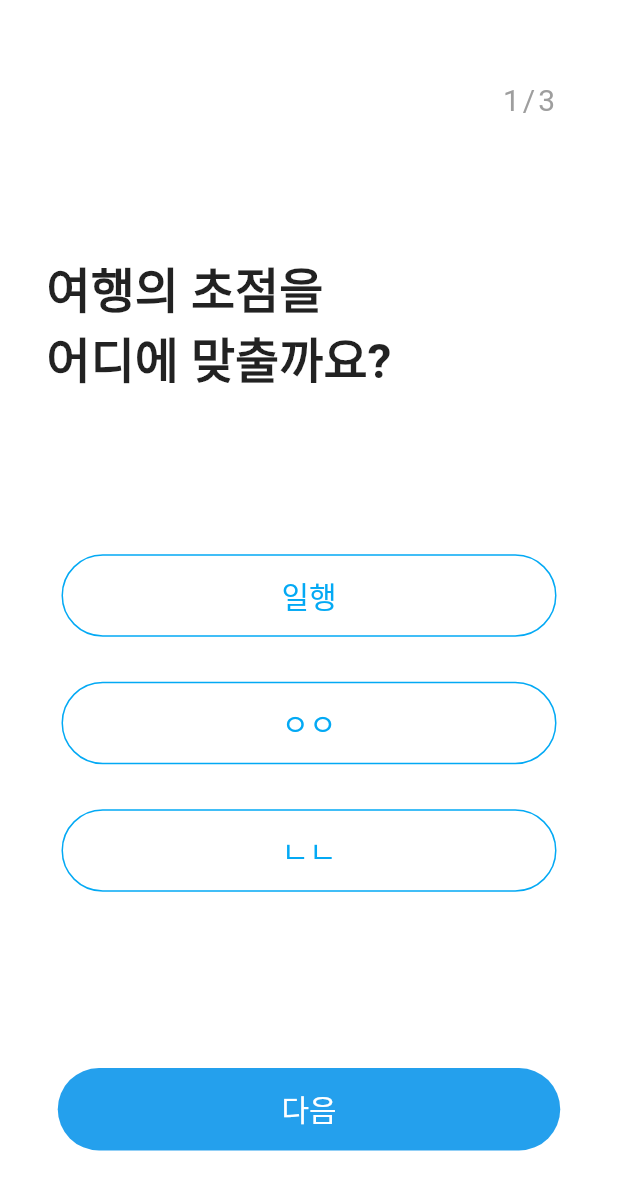
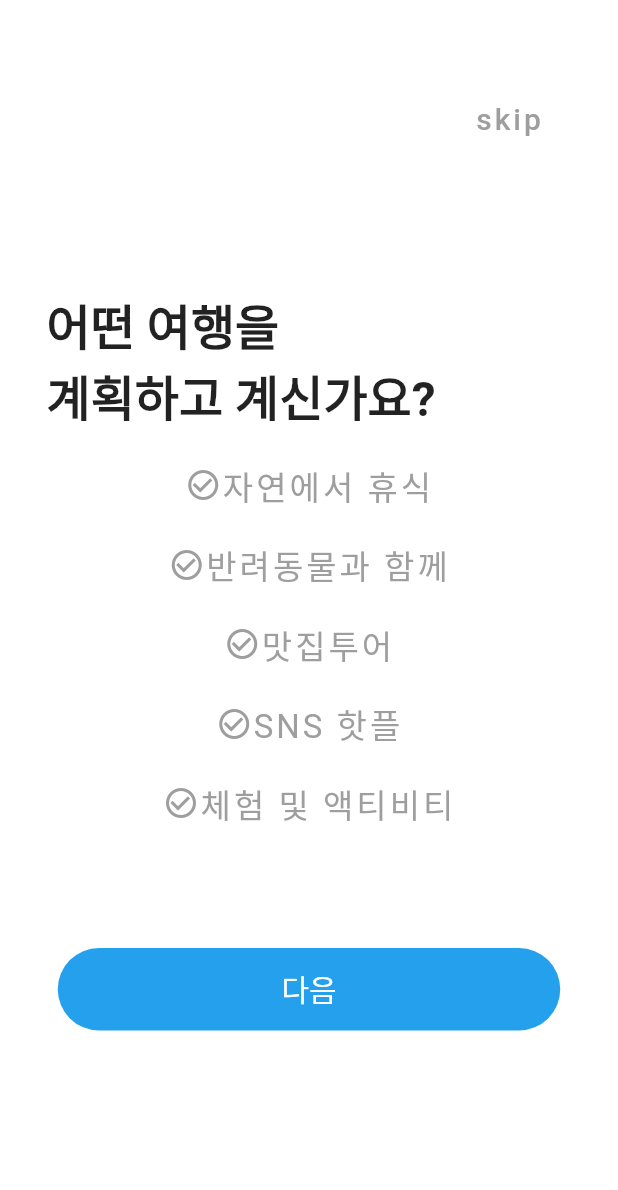
Before and after one commit to quasar-s/FlutterStudy, a Flutter app: the screen it shows after launch, on a phone screen of 412 x 824 dp. Shown: the top 1190 px of the screen. Run offline on Flutter 3.47's test engine with Material 2 defaults, Android fonts, the light colour scheme and no system bars; Roboto replaces fonts that are missing (Mulish).

Commit message:
add fourth page

```diff
--- /dev/null
+++ b/lib/fourth_page.dart
@@ -0,0 +1,184 @@
+import 'package:flutter/material.dart';
+import 'connect_chatgpt.dart';
+
+class FourthPage extends StatefulWidget {
+  const FourthPage({Key? key}) : super(key: key);
+
+  @override
+  State<FourthPage> createState() => _MainPageState();
+}
+
+class _MainPageState extends State<FourthPage> {
+  //bool _isChkOpt1 = false;
+  Widget build(BuildContext context)
+  {
+    return Scaffold(
+      body: Container(
+        child: Container(
+          width: 430,
+          height: 930,
+          color: Colors.white,
+          padding: const EdgeInsets.only(top: 55, ),
+          child: SingleChildScrollView(
+            child: Column(
+              mainAxisSize: MainAxisSize.min,
+              mainAxisAlignment: MainAxisAlignment.center,
+              children: [
+                Container(
+                  width: 330,
+                  alignment: Alignment.topRight,
+                  child:TextButton(
+                    onPressed: (){},  //다음 페이지 메서드 호출
+                    child: Text(
+                      "skip",
+                      style: TextStyle(
+                        fontSize: 20,
+                        letterSpacing: 2,
+                        color: Colors.grey,
+                      ),
+                    ),
+                  ),
+                ),
+                SizedBox(height : 90.00),
+                Container(
+                  width: 350,
+                  child: Text(
+                    "어떤 여행을\n계획하고 계신가요?",
+                    style: TextStyle(
+                      fontSize: 32,
+                      fontFamily: "Mulish",
+                      fontWeight: FontWeight.w700,
+                    ),
+                  ),
+                ),
+                SizedBox(height : 20.00),
+                Container(
+                    child: Row(
+                      mainAxisSize: MainAxisSize.min,
+                      //mainAxisAlignment: MainAxisAlignment.center,
+                      children: <Widget>[
+                        Icon(Icons.check_circle_outline,
+                          color: Colors.grey),
+                        Text('자연에서 휴식',
+                          style: TextStyle(
+                            fontSize: 22,
+                            letterSpacing: 2,
+                            color: Colors.grey,
+                          ),
+                        ),
+                      ],
+                    ),
+                ),
+                SizedBox(height : 20.00),
+                Container(
+                  child: Row(
+                    mainAxisSize: MainAxisSize.min,
+                    //mainAxisAlignment: MainAxisAlignment.center,
+                    children: <Widget>[
+                      Icon(Icons.check_circle_outline,
+                          color: Colors.grey),
+                      Text('반려동물과 함께',
+                        style: TextStyle(
+                          fontSize: 22,
+                          letterSpacing: 2,
+                          color: Colors.grey,
+                        ),
+                      ),
+                    ],
+                  ),
+                ),
+                SizedBox(height : 20.00),
+                Container(
+                  child: Row(
+                    mainAxisSize: MainAxisSize.min,
+                    //mainAxisAlignment: MainAxisAlignment.center,
+                    children: <Widget>[
+                      Icon(Icons.check_circle_outline,
+                          color: Colors.grey),
+                      Text('맛집투어',
+                        style: TextStyle(
+                          fontSize: 22,
+                          letterSpacing: 2,
+                          color: Colors.grey,
+                        ),
+                      ),
+                    ],
+                  ),
+                ),
+                SizedBox(height : 20.00),
+                Container(
+                  child: Row(
+                    mainAxisSize: MainAxisSize.min,
+                    //mainAxisAlignment: MainAxisAlignment.center,
+                    children: <Widget>[
+                      Icon(Icons.check_circle_outline,
+                          color: Colors.grey
+                      ),
+                      Text('SNS 핫플',
+                        style: TextStyle(
+                          fontSize: 22,
+                          letterSpacing: 2,
+                          color: Colors.grey,
+                        ),
+                      ),
+                    ],
+                  ),
+                ),
+                SizedBox(height : 20.00),
+                Container(
+                  child: Row(
+                    mainAxisSize: MainAxisSize.min,
+                    //mainAxisAlignment: MainAxisAlignment.center,
+                    children: <Widget>[
+                      Icon(Icons.check_circle_outline,
+                          color: Colors.grey
+                      ),
+                      Text('체험 및 액티비티',
+                        style: TextStyle(
+                          fontSize: 22,
+                          letterSpacing: 2,
+                          color: Colors.grey,
+                        ),
+                      ),
+                    ],
+                  ),
+                ),
+                SizedBox(height: 80.00),
+                Container(
+                  width: 335,
+                  height: 55,
+                  decoration: BoxDecoration(
+                    borderRadius: BorderRadius.circular(30),
+                    color: Color(0xff24a0ed),
+                  ),
+                  child: ElevatedButton(
+                    onPressed: () {
+                      Navigator.push(context,
+                        MaterialPageRoute(
+                            builder: (context) => SecondPage()
+                        ),
+                      );
+                    },
+                    style: ElevatedButton.styleFrom(
+                      shadowColor: Colors.transparent,
+                      backgroundColor: Colors.transparent,
+                      elevation: 0,
+                    ),
+                    child: Text(
+                      "다음",
+                      style: TextStyle(
+                        color: Colors.white,
+                        fontSize: 20,
+                        fontFamily: "Mulish",
+                      ),
+                    ),
+                  ),
+                ),
+              ],
+            ),
+          ),
+        ),
+      ),
+    );
+  }
+}
--- a/lib/home/first_page.dart
+++ /dev/null
@@ -1,131 +0,0 @@
-import 'package:flutter/material.dart';
-import 'package:flutter_study/home/second_page.dart';
-
-class MainPage extends StatefulWidget {
-  const MainPage({Key? key}) : super(key: key);
-
-  @override
-  State<MainPage> createState() => _MainPageState();
-}
-
-class _MainPageState extends State<MainPage> {
-  int selected = 0;
-
-  Widget radioBtn(String text, int index) {
-    return OutlinedButton(
-      onPressed: () {
-        setState(() {
-          selected = index;
-        });
-      },
-      child: Text(
-        text,
-        style: TextStyle(
-          color: (selected == index) ? Colors.white : Colors.lightBlue,
-          fontSize: 20,
-          fontFamily: "Mulish",
-        ),
-      ),
-      style: OutlinedButton.styleFrom(
-        minimumSize: Size(335, 55),
-        shape: RoundedRectangleBorder(borderRadius: BorderRadius.circular(30)),
-        backgroundColor: (selected == index) ? Colors.lightBlue : Colors.white,
-        side: BorderSide(color: Colors.lightBlue),
-      ),
-    );
-  }
-  @override
-  Widget build(BuildContext context) {
-    return Scaffold(
-      body: Container(
-        child: Container(
-          width: 430,
-          height: 930,
-          color: Colors.white,
-          padding: const EdgeInsets.only(top: 55, ),
-          child: SingleChildScrollView(
-            child: Column(
-              mainAxisSize: MainAxisSize.min,
-              mainAxisAlignment: MainAxisAlignment.center,
-              children:[
-                Container(
-                  width: 330,
-                  alignment: Alignment.topRight,
-                  child: Text(
-                    "1/3",
-                    style: TextStyle(
-                      fontSize: 20,
-                      letterSpacing: 2,
-                      color: Colors.grey,
-                    ),
-                  ),
-                ),
-                SizedBox(height: 90.00),
-                Container(
-                  width: 350,
-                  child: Text(
-                    "여행의 초점을\n어디에 맞출까요?",
-                    style: TextStyle(
-                      fontSize: 32,
-                      fontFamily: "Mulish",
-                      fontWeight: FontWeight.w700,
-                    ),
-                  ),
-                ),
-                SizedBox(height: 70.00),
-                Container(
-                  width: 330,
-                  height: 300,
-                  child: Column(
-                    mainAxisSize: MainAxisSize.min,
-                    mainAxisAlignment: MainAxisAlignment.center,
-                    // crossAxisAlignment: CrossAxisAlignment.center,
-                    children:[
-                      radioBtn('일행', 1),
-                      SizedBox(height: 30.00),
-                      radioBtn('ㅇㅇ', 2),
-                      SizedBox(height: 30.00),
-                      radioBtn('ㄴㄴ', 3),
-                    ],
-                  ),
-                ),
-
-                SizedBox(height: 80.00),
-                Container(
-                  width: 335,
-                  height: 55,
-                  decoration: BoxDecoration(
-                    borderRadius: BorderRadius.circular(30),
-                    color: Color(0xff24a0ed),
-                  ),
-                  child: ElevatedButton(
-                    onPressed: () {
-                      Navigator.push(context,
-                        MaterialPageRoute(
-                            builder: (context) => SecondPage()
-                        ),
-                      );
-                    },
-                    style: ElevatedButton.styleFrom(
-                      shadowColor: Colors.transparent,
-                      backgroundColor: Colors.transparent,
-                      elevation: 0,
-                    ),
-                    child: Text(
-                      "다음",
-                      style: TextStyle(
-                        color: Colors.white,
-                        fontSize: 20,
-                        fontFamily: "Mulish",
-                      ),
-                    ),
-                  ),
-                ),
-              ],
-            ),
-          ),
-        ),
-      ),
-    );
-  }
-}
--- a/lib/main.dart
+++ b/lib/main.dart
@@ -1,17 +1,149 @@
 import 'package:flutter/material.dart';
-import 'package:flutter_study/home/first_page.dart';
+import 'fourth_page.dart';
 
-void main() => runApp(MyApp());
+void main() =>  runApp(MyApp());
 
 class MyApp extends StatelessWidget {
   @override
-  Widget build(BuildContext context) {
+  Widget build(BuildContext context)
+  {
     return MaterialApp(
       debugShowCheckedModeBanner: false,
       title: 'Travel App',
       theme: ThemeData(
           primarySwatch: Colors.lightBlue),
-      home: MainPage(),
+      home: FourthPage(),
     );
   }
 }
+
+class TestPage extends StatelessWidget
+{
+  @override
+  Widget build(BuildContext context)
+  {
+    return Scaffold();
+  }
+}
+
+/*
+class MyApp extends StatelessWidget {
+  const MyApp({super.key});
+
+  // This widget is the root of your application.
+  @override
+  Widget build(BuildContext context) {
+    return MaterialApp(
+      title: 'Flutter Demo',
+      theme: ThemeData(
+        // This is the theme of your application.
+        //
+        // TRY THIS: Try running your application with "flutter run". You'll see
+        // the application has a blue toolbar. Then, without quitting the app,
+        // try changing the seedColor in the colorScheme below to Colors.green
+        // and then invoke "hot reload" (save your changes or press the "hot
+        // reload" button in a Flutter-supported IDE, or press "r" if you used
+        // the command line to start the app).
+        //
+        // Notice that the counter didn't reset back to zero; the application
+        // state is not lost during the reload. To reset the state, use hot
+        // restart instead.
+        //
+        // This works for code too, not just values: Most code changes can be
+        // tested with just a hot reload.
+        colorScheme: ColorScheme.fromSeed(seedColor: Colors.deepPurple),
+        useMaterial3: true,
+      ),
+      home: const MyHomePage(title: 'Flutter Demo Home Page'),
+    );
+  }
+}
+
+class MyHomePage extends StatefulWidget {
+  const MyHomePage({super.key, required this.title});
+
+  // This widget is the home page of your application. It is stateful, meaning
+  // that it has a State object (defined below) that contains fields that affect
+  // how it looks.
+
+  // This class is the configuration for the state. It holds the values (in this
+  // case the title) provided by the parent (in this case the App widget) and
+  // used by the build method of the State. Fields in a Widget subclass are
+  // always marked "final".
+
+  final String title;
+
+  @override
+  State<MyHomePage> createState() => _MyHomePageState();
+}
+
+class _MyHomePageState extends State<MyHomePage> {
+  int _counter = 0;
+
+  void _incrementCounter() {
+    setState(() {
+      // This call to setState tells the Flutter framework that something has
+      // changed in this State, which causes it to rerun the build method below
+      // so that the display can reflect the updated values. If we changed
+      // _counter without calling setState(), then the build method would not be
+      // called again, and so nothing would appear to happen.
+      _counter++;
+    });
+  }
+
+  @override
+  Widget build(BuildContext context) {
+    // This method is rerun every time setState is called, for instance as done
+    // by the _incrementCounter method above.
+    //
+    // The Flutter framework has been optimized to make rerunning build methods
+    // fast, so that you can just rebuild anything that needs updating rather
+    // than having to individually change instances of widgets.
+    return Scaffold(
+      appBar: AppBar(
+        // TRY THIS: Try changing the color here to a specific color (to
+        // Colors.amber, perhaps?) and trigger a hot reload to see the AppBar
+        // change color while the other colors stay the same.
+        backgroundColor: Theme.of(context).colorScheme.inversePrimary,
+        // Here we take the value from the MyHomePage object that was created by
+        // the App.build method, and use it to set our appbar title.
+        title: Text(widget.title),
+      ),
+      body: Center(
+        // Center is a layout widget. It takes a single child and positions it
+        // in the middle of the parent.
+        child: Column(
+          // Column is also a layout widget. It takes a list of children and
+          // arranges them vertically. By default, it sizes itself to fit its
+          // children horizontally, and tries to be as tall as its parent.
+          //
+          // Column has various properties to control how it sizes itself and
+          // how it positions its children. Here we use mainAxisAlignment to
+          // center the children vertically; the main axis here is the vertical
+          // axis because Columns are vertical (the cross axis would be
+          // horizontal).
+          //
+          // TRY THIS: Invoke "debug painting" (choose the "Toggle Debug Paint"
+          // action in the IDE, or press "p" in the console), to see the
+          // wireframe for each widget.
+          mainAxisAlignment: MainAxisAlignment.center,
+          children: <Widget>[
+            const Text(
+              'You have pushed the button this many times:',
+            ),
+            Text(
+              '$_counter',
+              style: Theme.of(context).textTheme.headlineMedium,
+            ),
+          ],
+        ),
+      ),
+      floatingActionButton: FloatingActionButton(
+        onPressed: _incrementCounter,
+        tooltip: 'Increment',
+        child: const Icon(Icons.add),
+      ), // This trailing comma makes auto-formatting nicer for build methods.
+    );
+  }
+}
+*/
```
Also changed, not shown: lib/connect_chatgpt.dart (line endings or trailing spaces), pubspec.lock.
